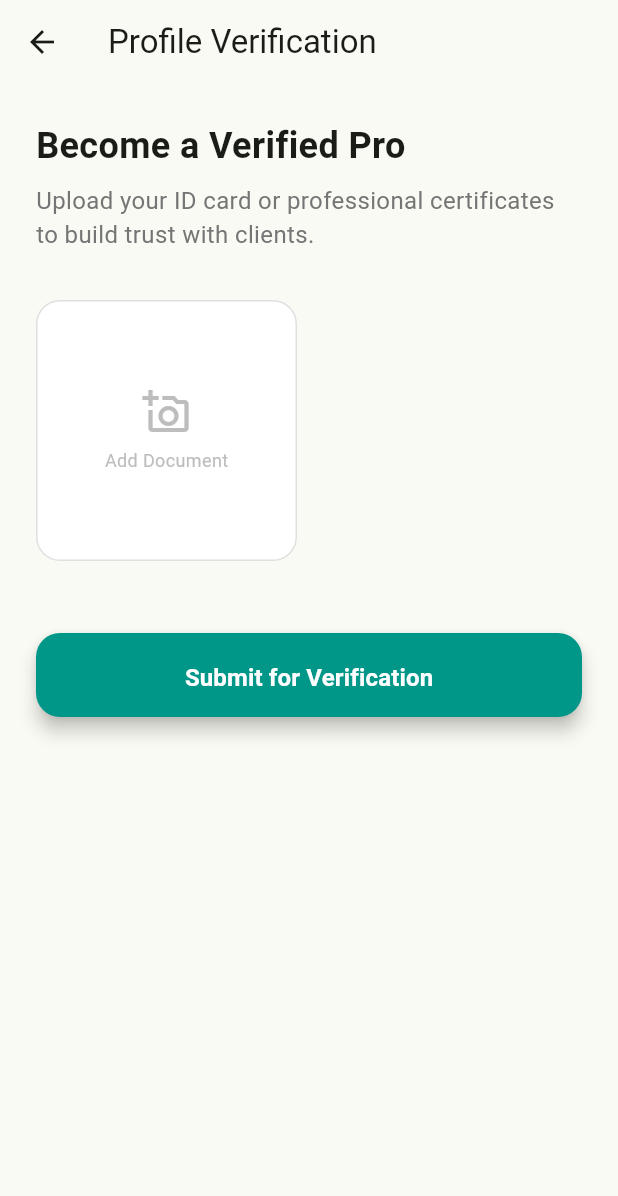
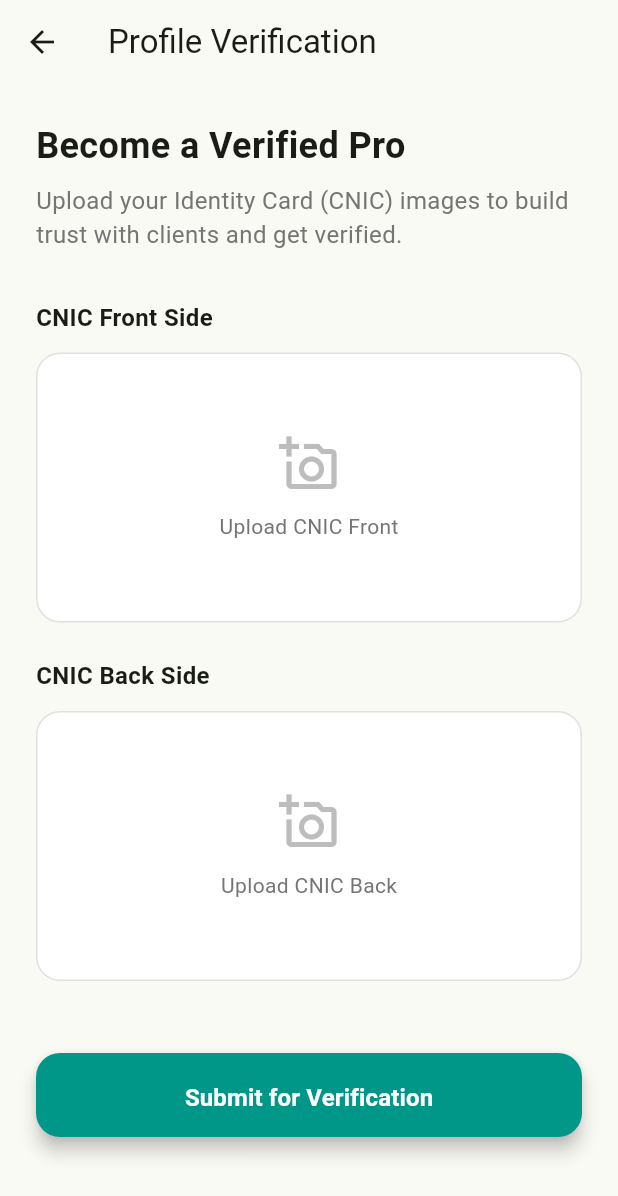
Before and after one commit to HassanAbbaccy/smart_labour_app-master, a Flutter app: the VerificationScreen screen opened directly with empty values, on a phone screen of 412 x 824 dp. Shown: the top 1196 px of the screen. Run offline on Flutter 3.47's test engine with Material 3 defaults, Android fonts, the phone set to English and light mode, and no system bars; our stand-ins replace cloud_firestore, firebase_auth, firebase_core, firebase_storage, geocoding, geolocator and 3 more; accounts and stored records are empty; network calls fail.

```diff
--- a/lib/models/user_model.dart
+++ b/lib/models/user_model.dart
@@ -21,6 +21,8 @@ class UserModel {
   final bool isVerified;
   final String verificationStatus; // 'none', 'pending', 'verified', 'rejected'
   final List<String> verificationDocuments;
+  final String? cnicFrontUrl;
+  final String? cnicBackUrl;
 
   UserModel({
     required this.uid,
@@ -45,6 +47,8 @@ class UserModel {
     this.isVerified = false,
     this.verificationStatus = 'none',
     this.verificationDocuments = const [],
+    this.cnicFrontUrl,
+    this.cnicBackUrl,
   });
 
   String get fullName => '$firstName $lastName';
@@ -75,6 +79,8 @@ class UserModel {
       verificationDocuments: List<String>.from(
         map['verificationDocuments'] ?? [],
       ),
+      cnicFrontUrl: map['cnicFrontUrl'],
+      cnicBackUrl: map['cnicBackUrl'],
     );
   }
 
@@ -101,6 +107,8 @@ class UserModel {
       'isVerified': isVerified,
       'verificationStatus': verificationStatus,
       'verificationDocuments': verificationDocuments,
+      'cnicFrontUrl': cnicFrontUrl,
+      'cnicBackUrl': cnicBackUrl,
     };
   }
 }
--- a/lib/screens/onboarding_screen.dart
+++ b/lib/screens/onboarding_screen.dart
@@ -148,7 +148,9 @@ class _OnboardingScreenState extends State<OnboardingScreen> {
                 color: const Color(0xFFE0F2F1),
                 image: const DecorationImage(
                   // In a real app, use the asset provided. For now, using a placeholder/network or container styling.
-                  image: NetworkImage('https://i.pravatar.cc/300?u=painter'),
+                  image: NetworkImage(
+                    'https://images.unsplash.com/photo-1581094794329-cd19430eef3a?w=500&auto=format&fit=crop&q=60',
+                  ),
                   fit: BoxFit.cover,
                 ),
               ),
--- a/lib/screens/verification_screen.dart
+++ b/lib/screens/verification_screen.dart
@@ -3,6 +3,7 @@ import 'package:flutter/material.dart';
 import 'package:image_picker/image_picker.dart';
 import 'package:cloud_firestore/cloud_firestore.dart';
 import '../models/user_model.dart';
+import '../services/storage_service.dart';
 
 class VerificationScreen extends StatefulWidget {
   final UserModel user;
@@ -13,23 +14,34 @@ class VerificationScreen extends StatefulWidget {
 }
 
 class _VerificationScreenState extends State<VerificationScreen> {
-  final List<File> _documents = [];
+  File? _cnicFront;
+  File? _cnicBack;
   final ImagePicker _picker = ImagePicker();
   bool _isUploading = false;
+  final StorageService _storageService = StorageService();
 
-  Future<void> _pickDocument() async {
-    final XFile? image = await _picker.pickImage(source: ImageSource.gallery);
+  Future<void> _pickImage(bool isFront) async {
+    final XFile? image = await _picker.pickImage(
+      source: ImageSource.gallery,
+      imageQuality: 70,
+    );
     if (image != null) {
       setState(() {
-        _documents.add(File(image.path));
+        if (isFront) {
+          _cnicFront = File(image.path);
+        } else {
+          _cnicBack = File(image.path);
+        }
       });
     }
   }
 
   Future<void> _submitForVerification() async {
-    if (_documents.isEmpty) {
+    if (_cnicFront == null || _cnicBack == null) {
       ScaffoldMessenger.of(context).showSnackBar(
-        const SnackBar(content: Text('Please upload at least one document')),
+        const SnackBar(
+          content: Text('Please upload both CNIC Front and Back images'),
+        ),
       );
       return;
     }
@@ -37,16 +49,31 @@ class _VerificationScreenState extends State<VerificationScreen> {
     setState(() => _isUploading = true);
 
     try {
-      // In a real app, we would upload these to Firebase Storage
-      // Here we simulate it and just update the status to 'pending'
+      // 1. Upload Front
+      final frontUrl = await _storageService.uploadFile(
+        file: _cnicFront!,
+        path: 'verifications/${widget.user.uid}/cnic_front.jpg',
+      );
+
+      // 2. Upload Back
+      final backUrl = await _storageService.uploadFile(
+        file: _cnicBack!,
+        path: 'verifications/${widget.user.uid}/cnic_back.jpg',
+      );
+
+      if (frontUrl == null || backUrl == null) {
+        throw Exception('Failed to upload one or more images');
+      }
+
+      // 3. Update Firestore
       await FirebaseFirestore.instance
           .collection('users')
           .doc(widget.user.uid)
           .update({
             'verificationStatus': 'pending',
-            'verificationDocuments': _documents
-                .map((f) => 'simulated_url/${f.path.split('/').last}')
-                .toList(),
+            'cnicFrontUrl': frontUrl,
+            'cnicBackUrl': backUrl,
+            'updatedAt': FieldValue.serverTimestamp(),
           });
 
       if (mounted) {
@@ -90,27 +117,26 @@ class _VerificationScreenState extends State<VerificationScreen> {
             ),
             const SizedBox(height: 8),
             Text(
-              'Upload your ID card or professional certificates to build trust with clients.',
+              'Upload your Identity Card (CNIC) images to build trust with clients and get verified.',
               style: TextStyle(color: Colors.grey[600], fontSize: 16),
             ),
             const SizedBox(height: 32),
 
-            // Upload Grid
-            GridView.builder(
-              shrinkWrap: true,
-              physics: const NeverScrollableScrollPhysics(),
-              gridDelegate: const SliverGridDelegateWithFixedCrossAxisCount(
-                crossAxisCount: 2,
-                crossAxisSpacing: 16,
-                mainAxisSpacing: 16,
+            _buildSectionTitle('CNIC Front Side'),
+            const SizedBox(height: 12),
+            _buildImagePickerCard(
+              file: _cnicFront,
+              onTap: () => _pickImage(true),
+              label: 'Upload CNIC Front',
             ),
-              itemCount: _documents.length + 1,
-              itemBuilder: (context, index) {
-                if (index == _documents.length) {
-                  return _buildAddButton();
-                }
-                return _buildDocumentCard(_documents[index], index);
-              },
+            const SizedBox(height: 24),
+
+            _buildSectionTitle('CNIC Back Side'),
+            const SizedBox(height: 12),
+            _buildImagePickerCard(
+              file: _cnicBack,
+              onTap: () => _pickImage(false),
+              label: 'Upload CNIC Back',
             ),
 
             const SizedBox(height: 48),
@@ -138,16 +164,35 @@ class _VerificationScreenState extends State<VerificationScreen> {
                       ),
               ),
             ),
+            const SizedBox(height: 24),
           ],
         ),
       ),
     );
   }
 
-  Widget _buildAddButton() {
+  Widget _buildSectionTitle(String title) {
+    return Text(
+      title,
+      style: const TextStyle(
+        fontSize: 16,
+        fontWeight: FontWeight.bold,
+        color: Color(0xFF1A1C18),
+      ),
+    );
+  }
+
+  Widget _buildImagePickerCard({
+    required File? file,
+    required VoidCallback onTap,
+    required String label,
+  }) {
     return InkWell(
-      onTap: _pickDocument,
+      onTap: onTap,
+      borderRadius: BorderRadius.circular(16),
       child: Container(
+        height: 180,
+        width: double.infinity,
         decoration: BoxDecoration(
           color: Colors.white,
           borderRadius: BorderRadius.circular(16),
@@ -155,47 +200,39 @@ class _VerificationScreenState extends State<VerificationScreen> {
             color: Colors.grey[300]!,
             style: BorderStyle.solid,
           ),
+          image: file != null
+              ? DecorationImage(image: FileImage(file), fit: BoxFit.cover)
+              : null,
         ),
-        child: Column(
+        child: file == null
+            ? Column(
                 mainAxisAlignment: MainAxisAlignment.center,
                 children: [
-            Icon(Icons.add_a_photo_outlined, color: Colors.grey[400], size: 32),
-            const SizedBox(height: 8),
+                  Icon(
+                    Icons.add_a_photo_outlined,
+                    color: Colors.grey[400],
+                    size: 40,
+                  ),
+                  const SizedBox(height: 12),
                   Text(
-              'Add Document',
-              style: TextStyle(color: Colors.grey[400], fontSize: 12),
+                    label,
+                    style: TextStyle(color: Colors.grey[600], fontSize: 14),
                   ),
                 ],
+              )
+            : Align(
+                alignment: Alignment.topRight,
+                child: Container(
+                  margin: const EdgeInsets.all(8),
+                  padding: const EdgeInsets.all(4),
+                  decoration: const BoxDecoration(
+                    color: Colors.black54,
+                    shape: BoxShape.circle,
+                  ),
+                  child: const Icon(Icons.edit, color: Colors.white, size: 20),
+                ),
               ),
       ),
     );
   }
-
-  Widget _buildDocumentCard(File file, int index) {
-    return Stack(
-      children: [
-        Container(
-          decoration: BoxDecoration(
-            borderRadius: BorderRadius.circular(16),
-            image: DecorationImage(image: FileImage(file), fit: BoxFit.cover),
-          ),
-        ),
-        Positioned(
-          top: 8,
-          right: 8,
-          child: InkWell(
-            onTap: () => setState(() => _documents.removeAt(index)),
-            child: Container(
-              padding: const EdgeInsets.all(4),
-              decoration: const BoxDecoration(
-                color: Colors.red,
-                shape: BoxShape.circle,
-              ),
-              child: const Icon(Icons.close, size: 16, color: Colors.white),
-            ),
-          ),
-        ),
-      ],
-    );
 }
-}
```
Also changed, not shown: lib/screens/admin_dashboard_screen.dart (added, +196 -0 lines), lib/screens/dev_tools.dart (+33 -0 lines), lib/screens/home_screen.dart (+37 -4 lines), lib/screens/profile_screen.dart (+17 -0 lines), lib/services/storage_service.dart (added, +28 -0 lines). Lines whose indentation alone changed are shown as unchanged.
